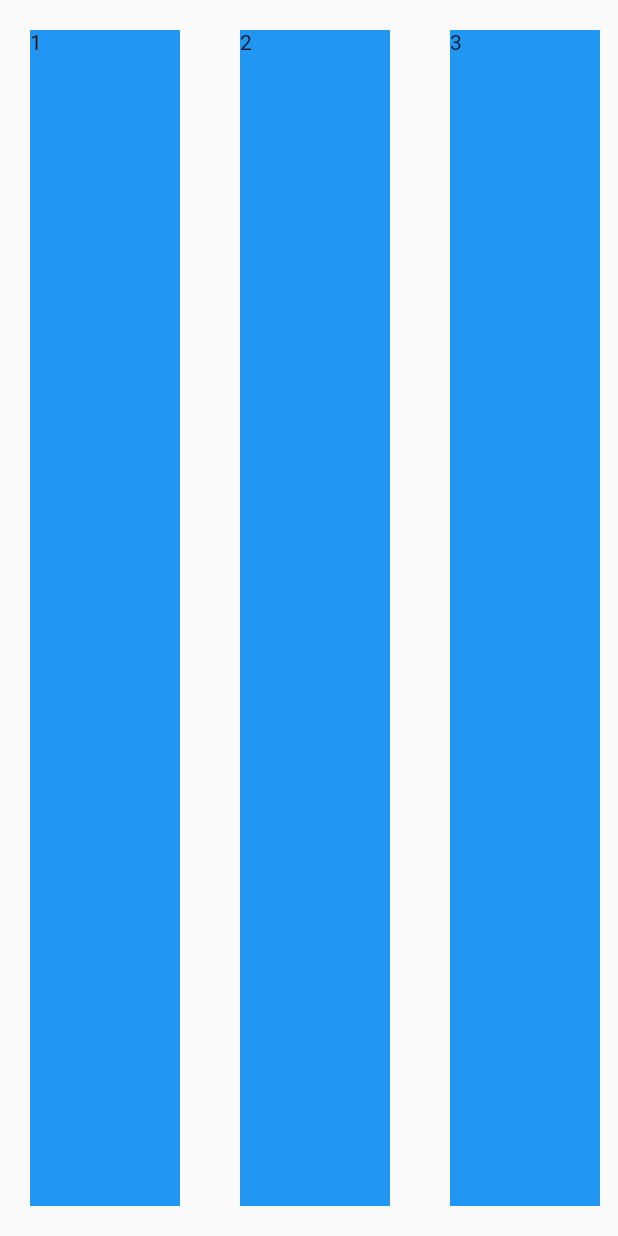
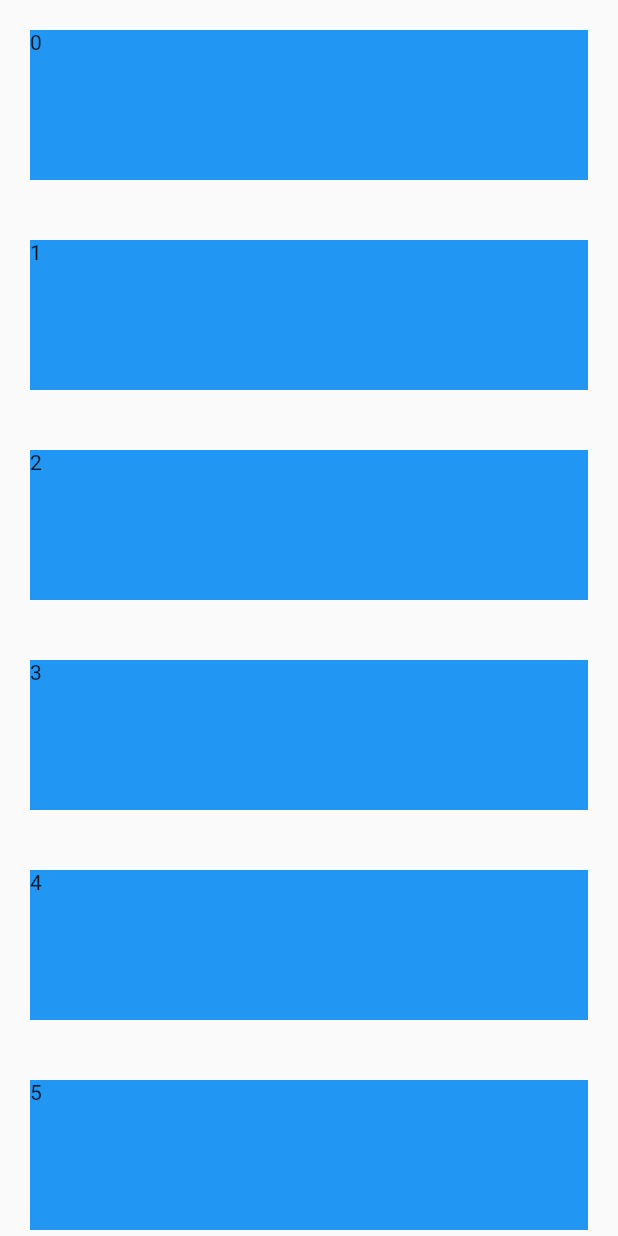
Before and after one commit to Amar-Gill/flutter-quizapp, a Flutter app: the screen it shows after launch, on a phone screen of 412 x 824 dp. Run offline on Flutter 3.47's test engine with Material 2 defaults, Android fonts, the phone set to English and light mode, and no system bars.

```diff
--- a/lib/main.dart
+++ b/lib/main.dart
@@ -10,8 +10,16 @@ class MyApp extends StatelessWidget {
   Widget build(BuildContext context) {
     return MaterialApp(
       home: Scaffold(
-        body: ListView(scrollDirection: Axis.horizontal,
-          children: _cards(),
+        body: ListView.builder(
+          itemBuilder: (context, idx) {
+            print('constructing container: $idx');
+            return Container(
+              height: 100,
+              color: Colors.blue,
+              margin: EdgeInsets.all(20),
+              child: Text('$idx'),
+            );
+          },
         ),
       ),
     );
```
